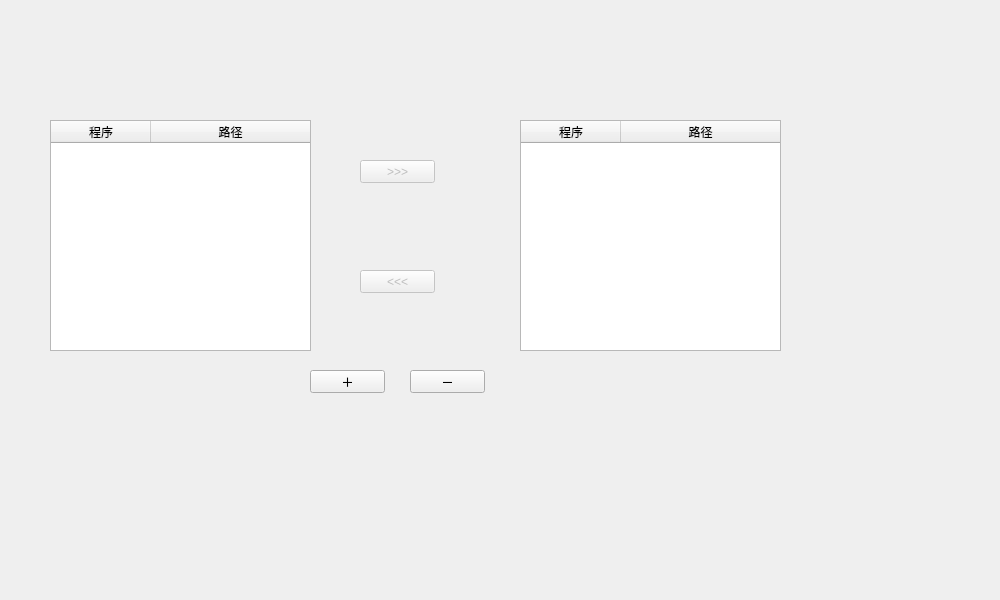
The window that resource/ui/StartWidget_UI.ui (TripleHHH-3/bootAssist) describes before a commit, drawn with Qt 5.
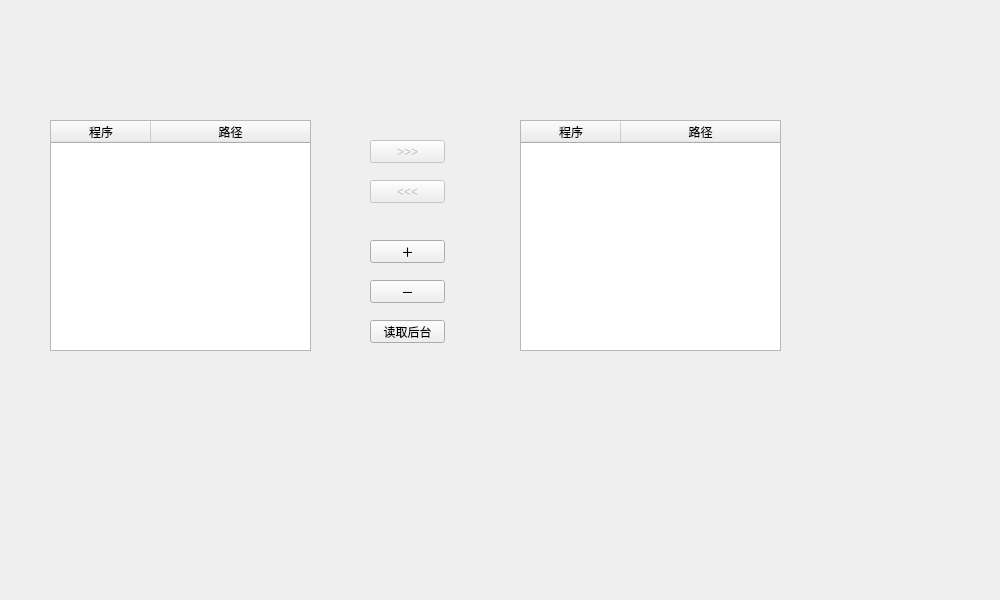
The same window after the commit.

Commit message: 后台程序dialog

What changed in the file:
```diff
--- a/resource/ui/StartWidget_UI.ui
+++ b/resource/ui/StartWidget_UI.ui
@@ -37,8 +37,8 @@
   <widget class="QPushButton" name="addBtn">
    <property name="geometry">
     <rect>
-     <x>310</x>
-     <y>370</y>
+     <x>370</x>
+     <y>240</y>
      <width>75</width>
      <height>23</height>
     </rect>
@@ -85,8 +85,8 @@
   <widget class="QPushButton" name="delBtn">
    <property name="geometry">
     <rect>
-     <x>410</x>
-     <y>370</y>
+     <x>370</x>
+     <y>280</y>
      <width>75</width>
      <height>23</height>
     </rect>
@@ -133,8 +133,8 @@
    </property>
    <property name="geometry">
     <rect>
-     <x>360</x>
-     <y>160</y>
+     <x>370</x>
+     <y>140</y>
      <width>75</width>
      <height>23</height>
     </rect>
@@ -149,8 +149,8 @@
    </property>
    <property name="geometry">
     <rect>
-     <x>360</x>
-     <y>270</y>
+     <x>370</x>
+     <y>180</y>
      <width>75</width>
      <height>23</height>
     </rect>
@@ -159,6 +159,19 @@
     <string>&lt;&lt;&lt;</string>
    </property>
   </widget>
+  <widget class="QPushButton" name="readBgBtn">
+   <property name="geometry">
+    <rect>
+     <x>370</x>
+     <y>320</y>
+     <width>75</width>
+     <height>23</height>
+    </rect>
+   </property>
+   <property name="text">
+    <string>读取后台</string>
+   </property>
+  </widget>
  </widget>
  <resources/>
  <connections>
```
Left out of the diff: 31 changed lines with no effect on the pictures. The commit also changes 10 other files.
